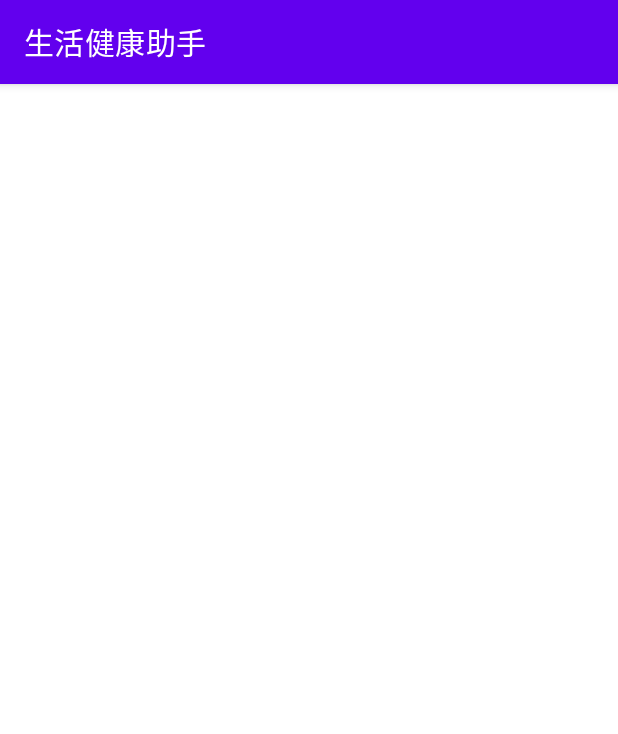
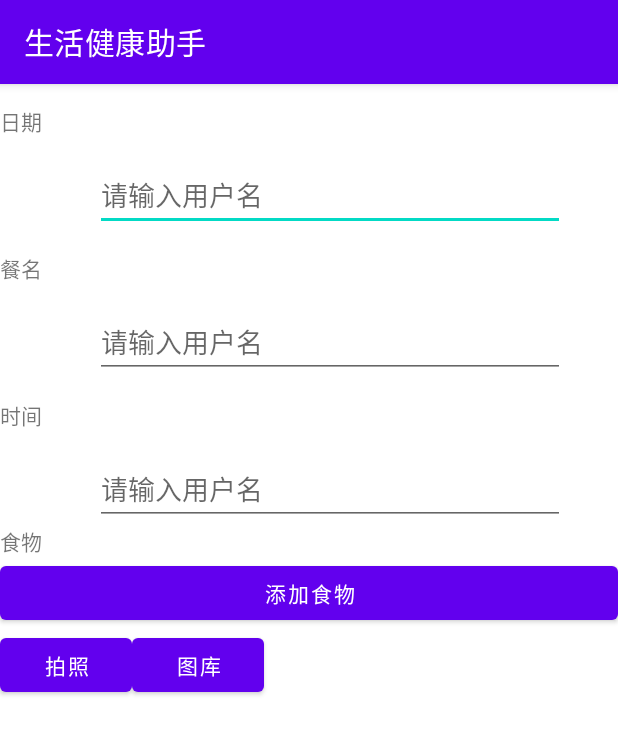
Before and after one commit to genuinelv/lifehealthassistant_android, an Android app: the SaveDietActivity screen opened directly, with no data from a screen before it, on a phone screen of 412 x 824 dp. Shown: the top 734 px of the screen. Run offline under Robolectric (Android 15) with nearby library versions, the phone set to English and light mode, and no system bars.

Commit message:
完成添加食物界面基本UI

```diff
--- a/app/src/main/java/com/example/lifehealthassistant/activity/DietActivity.java
+++ b/app/src/main/java/com/example/lifehealthassistant/activity/DietActivity.java
@@ -5,6 +5,7 @@ import androidx.appcompat.app.AppCompatActivity;
 import android.content.Intent;
 import android.os.Bundle;
 import android.view.View;
+import android.widget.Toast;
 
 import com.example.lifehealthassistant.R;
 
@@ -17,6 +18,7 @@ public class DietActivity extends AppCompatActivity {
     }
 
     public void onSaveDiet(View v){
+        //Toast.makeText(DietActivity.this, "点击该按钮！", Toast.LENGTH_SHORT).show();
         Intent intent = new Intent(DietActivity.this,SaveDietActivity.class);
         startActivity(intent);
     }
--- a/app/src/main/java/com/example/lifehealthassistant/config/ServerConfiguration.java
+++ b/app/src/main/java/com/example/lifehealthassistant/config/ServerConfiguration.java
@@ -1,5 +1,5 @@
 package com.example.lifehealthassistant.config;
 
 public class ServerConfiguration {
-    public static final String IP = "http://192.168.20.71/";//服务器地址
+    public static final String IP = "http://192.168.14.71/";//服务器地址
 }
--- a/app/src/main/res/layout/activity_diet.xml
+++ b/app/src/main/res/layout/activity_diet.xml
@@ -21,7 +21,8 @@
         android:layout_height="wrap_content"
         android:text="记录饮食"
         tools:layout_editor_absoluteX="0dp"
-        tools:layout_editor_absoluteY="31dp" />
+        tools:layout_editor_absoluteY="31dp"
+        android:onClick="onSaveDiet"/>
 
     <Button
         android:id="@+id/search_diet_button"
@@ -30,6 +31,7 @@
         android:text="历史记录"
         tools:layout_editor_absoluteX="0dp"
         tools:layout_editor_absoluteY="94dp"
+        android:onClick="onSearchDiet"
         />
 
     <Button
@@ -45,7 +47,8 @@
         android:id="@+id/food_button"
         android:layout_width="match_parent"
         android:layout_height="wrap_content"
-        android:text="食物百科" />
+        android:text="食物百科"
+        android:onClick="onFood"/>
 
 
 </LinearLayout>
--- a/app/src/main/res/layout/activity_save_diet.xml
+++ b/app/src/main/res/layout/activity_save_diet.xml
@@ -1,9 +1,144 @@
 <?xml version="1.0" encoding="utf-8"?>
-<androidx.constraintlayout.widget.ConstraintLayout xmlns:android="http://schemas.android.com/apk/res/android"
-    xmlns:app="http://schemas.android.com/apk/res-auto"
-    xmlns:tools="http://schemas.android.com/tools"
+<LinearLayout xmlns:android="http://schemas.android.com/apk/res/android"
     android:layout_width="match_parent"
     android:layout_height="match_parent"
-    tools:context=".activity.SaveDietActivity">
+    android:orientation="vertical">
 
-</androidx.constraintlayout.widget.ConstraintLayout>
+    <ScrollView
+        android:layout_width="match_parent"
+        android:layout_height="match_parent">
+
+        <LinearLayout
+            android:orientation="vertical"
+            android:layout_width="match_parent"
+            android:layout_height="match_parent" >
+
+        <LinearLayout
+            android:orientation="horizontal"
+            android:layout_width="match_parent"
+            android:layout_height="wrap_content">
+
+            <TextView
+                android:layout_width="wrap_content"
+                android:layout_height="wrap_content"
+                android:text="日期"/>
+
+            <EditText
+                android:id="@+id/date"
+                android:layout_width="match_parent"
+                android:layout_height="wrap_content"
+                android:layout_marginLeft="35dp"
+                android:layout_marginTop="50dp"
+                android:layout_marginRight="35dp"
+                android:hint="请输入用户名"
+                android:inputType="text" />
+
+        </LinearLayout>
+        <LinearLayout
+            android:orientation="horizontal"
+            android:layout_width="match_parent"
+            android:layout_height="wrap_content">
+
+            <TextView
+                android:layout_width="wrap_content"
+                android:layout_height="wrap_content"
+                android:text="餐名"/>
+
+            <EditText
+                android:id="@+id/dietname"
+                android:layout_width="match_parent"
+                android:layout_height="wrap_content"
+                android:layout_marginLeft="35dp"
+                android:layout_marginTop="50dp"
+                android:layout_marginRight="35dp"
+                android:hint="请输入用户名"
+                android:inputType="text" />
+
+        </LinearLayout>
+
+        <LinearLayout
+            android:orientation="horizontal"
+            android:layout_width="match_parent"
+            android:layout_height="wrap_content">
+
+            <TextView
+                android:layout_width="wrap_content"
+                android:layout_height="wrap_content"
+                android:text="时间"/>
+
+            <EditText
+                android:id="@+id/time"
+                android:layout_width="match_parent"
+                android:layout_height="wrap_content"
+                android:layout_marginLeft="35dp"
+                android:layout_marginTop="50dp"
+                android:layout_marginRight="35dp"
+                android:hint="请输入用户名"
+                android:inputType="text" />
+        </LinearLayout>
+
+        <LinearLayout
+            android:layout_width="match_parent"
+            android:layout_height="wrap_content"
+            android:orientation="vertical" >
+
+            <TextView
+                android:text="食物"
+                android:layout_width="match_parent"
+                android:layout_height="wrap_content" />
+            <LinearLayout
+                android:id="@+id/layoutButton"
+                android:layout_width="match_parent"
+                android:layout_height="wrap_content"
+                android:orientation="vertical">
+
+                <!--      该位置动态添加          -->
+            </LinearLayout>
+            <Button
+                android:id="@+id/add_food"
+                android:layout_width="match_parent"
+                android:layout_height="wrap_content"
+                android:text="添加食物"/>
+
+            <LinearLayout
+                android:orientation="horizontal"
+                android:layout_width="match_parent"
+                android:layout_height="wrap_content">
+
+                <Button
+                    android:id="@+id/take_photo"
+                    android:layout_width="wrap_content"
+                    android:layout_height="wrap_content"
+                    android:text="拍照"/>
+                <Button
+                    android:id="@+id/add_photo"
+                    android:layout_width="wrap_content"
+                    android:layout_height="wrap_content"
+                    android:text="图库"/>
+
+            </LinearLayout>
+
+            <ImageView
+                android:id="@+id/picture1"
+                android:layout_width="wrap_content"
+                android:layout_height="wrap_content"
+                android:layout_gravity="center_horizontal"/>
+            <ImageView
+                android:id="@+id/picture2"
+                android:layout_width="wrap_content"
+                android:layout_height="wrap_content"
+                android:layout_gravity="center_horizontal"/>
+            <ImageView
+                android:id="@+id/picture3"
+                android:layout_width="wrap_content"
+                android:layout_height="wrap_content"
+                android:layout_gravity="center_horizontal"/>
+
+        </LinearLayout>
+
+
+        </LinearLayout>
+    </ScrollView>
+
+
+</LinearLayout>
```
